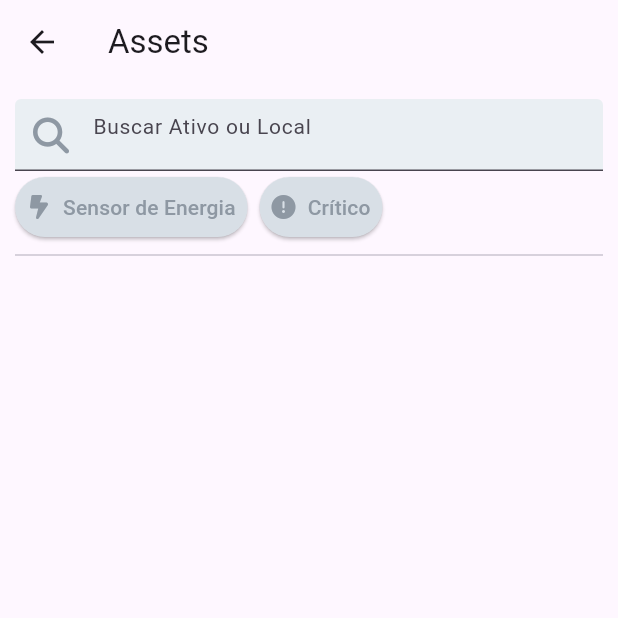
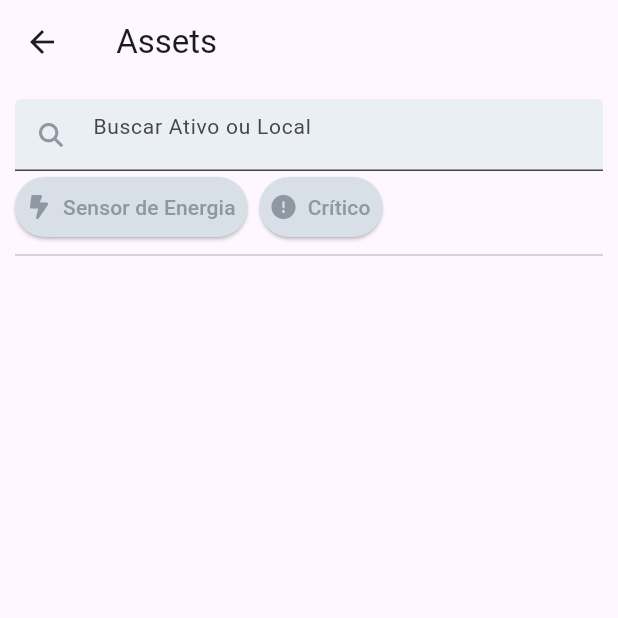
Before and after one commit to UlyssesAlves/assets-manager, a Flutter app: the AssetPage screen opened directly with empty values, on a phone screen of 412 x 824 dp, the top half of it. Run offline on Flutter 3.47's test engine with Material 3 defaults, Android fonts, the phone set to English and light mode, and no system bars; our stand-ins replace fluttertoast, font_awesome_flutter, loading_animation_widget, rflutter_alert; network calls fail; Roboto replaces fonts that are missing (Regular).

Commit message:
Small improvements on asset page.

```diff
--- a/assets_manager/lib/pages/asset_page.dart
+++ b/assets_manager/lib/pages/asset_page.dart
@@ -6,9 +6,10 @@ import 'package:fluttertoast/fluttertoast.dart';
 import 'package:font_awesome_flutter/font_awesome_flutter.dart';
 
 class AssetPage extends StatefulWidget {
-  AssetPage(this.assetsTree);
+  AssetPage(this.assetsTree, this.companyName);
 
   final TreeNode assetsTree;
+  final String companyName;
 
   @override
   _AssetPageState createState() => _AssetPageState();
@@ -117,8 +118,8 @@ class _AssetPageState extends State<AssetPage> {
   Widget build(BuildContext context) {
     return Scaffold(
       appBar: AppBar(
-        title: const Text(
-          'Assets',
+        title: Text(
+          '${widget.companyName} Assets',
           textAlign: TextAlign.center,
         ),
       ),
@@ -141,6 +142,7 @@ class _AssetPageState extends State<AssetPage> {
                 prefixIcon: Icon(
                   FontAwesomeIcons.magnifyingGlass,
                   color: kAssetsSearchInactiveFilterForegroundColor,
+                  size: 16,
                 ),
               ),
             ),
@@ -225,6 +227,8 @@ class _AssetPageState extends State<AssetPage> {
             });
           }
         },
+        child: Container(
+          height: 28,
           child: Row(
             children: [
               // TODO: This icon should point to the right when this tree node is collapsed and downwards when the node is expanded.
@@ -264,6 +268,7 @@ class _AssetPageState extends State<AssetPage> {
                 ),
               )
             ],
+          ),
         ),
       ),
     ];
```
Also changed, not shown: assets_manager/lib/pages/home_page.dart (+5 -5 lines). Lines whose indentation alone changed are shown as unchanged.
